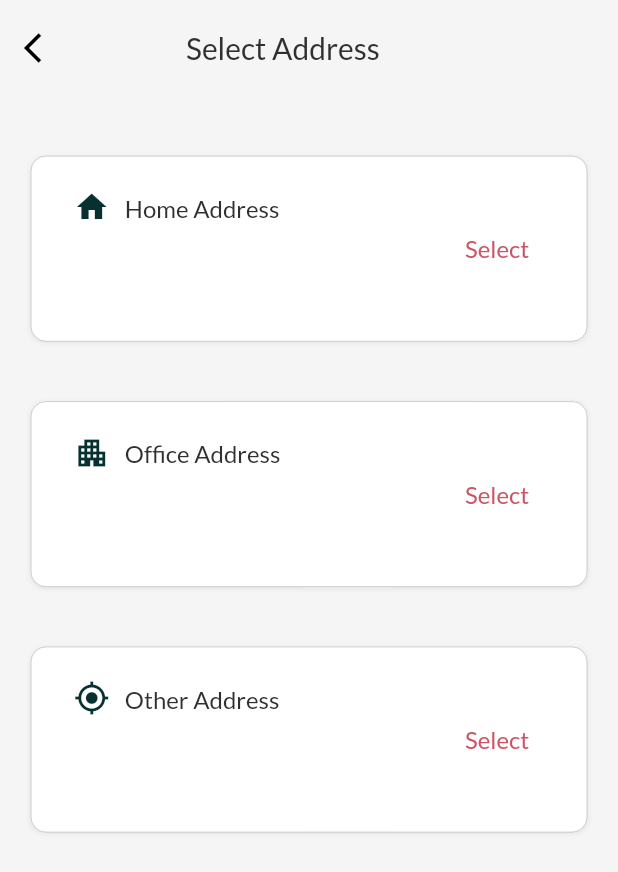
After one commit to pratit989/Rinse, a Flutter app: the AddressSelectionWidget screen opened directly, on a phone screen of 412 x 824 dp. The commit adds this screen. Shown: the top 872 px of the screen. Run offline on Flutter 3.47's test engine with Material 2 defaults, Android fonts, the phone set to English and light mode, and no system bars; our stand-ins replace auto_size_text, built_collection, built_value, cloud_firestore, easy_debounce, firebase_auth and 13 more; missing offline and left inert: json_path; accounts and stored records are empty; generated files the repository leaves out were written again.

Commit message:
Added address_selection.dart capability.

```diff
--- a/lib/add_address/add_address_widget.dart
+++ b/lib/add_address/add_address_widget.dart
@@ -1,5 +1,3 @@
-import 'package:provider/provider.dart';
-
 import '../auth/auth_util.dart';
 import '../backend/backend.dart';
 import '../current_location/current_location_widget.dart';
--- /dev/null
+++ b/lib/address_selection/address_selection.dart
@@ -0,0 +1,415 @@
+import '../components/date_button_widget.dart';
+import '../components/service_selector_widget.dart';
+import '../components/time_slot_buttons_widget.dart';
+import '../customer_order_details/customer_order_details_widget.dart';
+import '../flutter_flow/flutter_flow_theme.dart';
+import '../flutter_flow/flutter_flow_util.dart';
+import '../flutter_flow/flutter_flow_widgets.dart';
+import 'package:flutter/material.dart';
+import 'package:google_fonts/google_fonts.dart';
+
+class AddressSelectionWidget extends StatefulWidget {
+  const AddressSelectionWidget({Key key}) : super(key: key);
+
+  @override
+  _AddressSelectionWidgetState createState() => _AddressSelectionWidgetState();
+}
+
+class _AddressSelectionWidgetState extends State<AddressSelectionWidget> {
+  final scaffoldKey = GlobalKey<ScaffoldState>();
+
+  @override
+  void initState() {
+    super.initState();
+  }
+
+  @override
+  Widget build(BuildContext context) {
+    return Scaffold(
+      key: scaffoldKey,
+      backgroundColor: Color(0xFFF5F5F5),
+      body: SafeArea(
+        child: Column(
+          mainAxisSize: MainAxisSize.max,
+          mainAxisAlignment: MainAxisAlignment.start,
+          children: [
+            Padding(
+              padding: EdgeInsetsDirectional.fromSTEB(0, 20, 0, 20),
+              child: Row(
+                mainAxisSize: MainAxisSize.max,
+                children: [
+                  Padding(
+                    padding: EdgeInsetsDirectional.fromSTEB(10, 0, 50, 0),
+                    child: InkWell(
+                      onTap: () async {
+                        Navigator.pop(context);
+                      },
+                      child: Icon(
+                        Icons.arrow_back_ios_sharp,
+                        color: Colors.black,
+                        size: 24,
+                      ),
+                    ),
+                  ),
+                  Align(
+                    alignment: AlignmentDirectional(0, 0),
+                    child: Padding(
+                      padding: EdgeInsetsDirectional.fromSTEB(40, 0, 0, 0),
+                      child: Text(
+                        'Select Address',
+                        textAlign: TextAlign.center,
+                        style: FlutterFlowTheme.title3,
+                      ),
+                    ),
+                  ),
+                ],
+              ),
+            ),
+            Padding(
+              padding: const EdgeInsetsDirectional.fromSTEB(0, 40, 0, 20),
+              child: Container(
+                width: MediaQuery.of(context).size.width * 0.9,
+                height: MediaQuery.of(context).size.height * 0.15,
+                decoration: BoxDecoration(
+                  color: Colors.white,
+                  boxShadow: [
+                    BoxShadow(
+                      blurRadius: 2,
+                      color: Color(0x12000000),
+                      offset: Offset(0, 1),
+                      spreadRadius: 0,
+                    )
+                  ],
+                  borderRadius: BorderRadius.circular(10),
+                  border: Border.all(
+                    color: Color(0xFF707070),
+                    width: 0.2,
+                  ),
+                ),
+                child: Padding(
+                  padding: EdgeInsetsDirectional.fromSTEB(10, 10, 10, 10),
+                  child: Row(
+                    mainAxisSize: MainAxisSize.max,
+                    mainAxisAlignment: MainAxisAlignment.center,
+                    children: [
+                      Padding(
+                        padding: EdgeInsetsDirectional.fromSTEB(0, 10, 10, 0),
+                        child: Column(
+                          mainAxisSize: MainAxisSize.max,
+                          mainAxisAlignment: MainAxisAlignment.start,
+                          crossAxisAlignment: CrossAxisAlignment.end,
+                          children: [
+                            Padding(
+                              padding: EdgeInsetsDirectional.fromSTEB(0, 2, 0, 0),
+                              child: Icon(
+                                Icons.home_sharp,
+                                color: FlutterFlowTheme.primaryColor,
+                                size: 24,
+                              ),
+                            ),
+                          ],
+                        ),
+                      ),
+                      Padding(
+                        padding: EdgeInsetsDirectional.fromSTEB(0, 10, 0, 0),
+                        child: Column(
+                          mainAxisSize: MainAxisSize.max,
+                          mainAxisAlignment: MainAxisAlignment.start,
+                          crossAxisAlignment: CrossAxisAlignment.start,
+                          children: [
+                            Padding(
+                              padding: EdgeInsetsDirectional.fromSTEB(0, 5, 0, 5),
+                              child: Text(
+                                'Home Address',
+                                textAlign: TextAlign.start,
+                                style: FlutterFlowTheme.title3.override(
+                                  fontFamily: 'Lato',
+                                  fontSize: 16,
+                                ),
+                              ),
+                            ),
+                            Container(
+                              width: MediaQuery.of(context).size.width*0.4,
+                              child: Padding(
+                                padding: EdgeInsetsDirectional.fromSTEB(0, 7, 0, 0),
+                                child: Text(
+                                  FFAppState().homeAddress.replaceAll(' |', '') ?? '',
+                                  style: FlutterFlowTheme.bodyText1.override(
+                                    fontFamily: 'Lato',
+                                    color: Color(0xE5494949),
+                                    fontSize: 12,
+                                    fontWeight: FontWeight.w500,
+                                  ),
+                                ),
+                              ),
+                            ),
+                          ],
+                        ),
+                      ),
+                      InkWell(
+                        onTap: () {
+                          FFAppState().deliveryAddress = FFAppState().homeAddress.replaceAll(' |', '');
+                          Navigator.pop(context);
+                        },
+                        child: Padding(
+                          padding: EdgeInsetsDirectional.fromSTEB(60, 0, 10, 0),
+                          child: Column(
+                            mainAxisSize: MainAxisSize.max,
+                            mainAxisAlignment: MainAxisAlignment.spaceEvenly,
+                            crossAxisAlignment: CrossAxisAlignment.start,
+                            children: [
+                              Padding(
+                                padding: EdgeInsetsDirectional.fromSTEB(2, 0, 0, 0),
+                                child: Text(
+                                  'Select',
+                                  style: FlutterFlowTheme.bodyText1.override(
+                                    fontFamily: 'Lato',
+                                    color: FlutterFlowTheme.secondaryColor,
+                                    fontSize: 16,
+                                    fontWeight: FontWeight.w500,
+                                  ),
+                                ),
+                              ),
+                            ],
+                          ),
+                        ),
+                      ),
+                    ],
+                  ),
+                ),
+              ),
+            ),
+            Padding(
+              padding: const EdgeInsetsDirectional.fromSTEB(0, 20, 0, 20),
+              child: Container(
+                width: MediaQuery.of(context).size.width * 0.9,
+                height: MediaQuery.of(context).size.height * 0.15,
+                decoration: BoxDecoration(
+                  color: Colors.white,
+                  boxShadow: [
+                    BoxShadow(
+                      blurRadius: 2,
+                      color: Color(0x12000000),
+                      offset: Offset(0, 1),
+                      spreadRadius: 0,
+                    )
+                  ],
+                  borderRadius: BorderRadius.circular(10),
+                  border: Border.all(
+                    color: Color(0xFF707070),
+                    width: 0.2,
+                  ),
+                ),
+                child: Padding(
+                  padding: EdgeInsetsDirectional.fromSTEB(10, 10, 10, 10),
+                  child: Row(
+                    mainAxisSize: MainAxisSize.max,
+                    mainAxisAlignment: MainAxisAlignment.center,
+                    children: [
+                      Padding(
+                        padding: EdgeInsetsDirectional.fromSTEB(0, 10, 10, 0),
+                        child: Column(
+                          mainAxisSize: MainAxisSize.max,
+                          mainAxisAlignment: MainAxisAlignment.start,
+                          crossAxisAlignment: CrossAxisAlignment.end,
+                          children: [
+                            Padding(
+                              padding: EdgeInsetsDirectional.fromSTEB(0, 2, 0, 0),
+                              child: Icon(
+                                Icons.apartment_sharp,
+                                color: FlutterFlowTheme.primaryColor,
+                                size: 24,
+                              ),
+                            ),
+                          ],
+                        ),
+                      ),
+                      Padding(
+                        padding: EdgeInsetsDirectional.fromSTEB(0, 10, 0, 0),
+                        child: Column(
+                          mainAxisSize: MainAxisSize.max,
+                          mainAxisAlignment: MainAxisAlignment.start,
+                          crossAxisAlignment: CrossAxisAlignment.start,
+                          children: [
+                            Padding(
+                              padding: EdgeInsetsDirectional.fromSTEB(0, 5, 0, 5),
+                              child: Text(
+                                'Office Address',
+                                textAlign: TextAlign.start,
+                                style: FlutterFlowTheme.title3.override(
+                                  fontFamily: 'Lato',
+                                  fontSize: 16,
+                                ),
+                              ),
+                            ),
+                            Container(
+                              width: MediaQuery.of(context).size.width*0.4,
+                              child: Padding(
+                                padding: EdgeInsetsDirectional.fromSTEB(0, 7, 0, 0),
+                                child: Text(
+                                  FFAppState().officeAddress.replaceAll(' |', '') ?? '',
+                                  style: FlutterFlowTheme.bodyText1.override(
+                                    fontFamily: 'Lato',
+                                    color: Color(0xE5494949),
+                                    fontSize: 12,
+                                    fontWeight: FontWeight.w500,
+                                  ),
+                                ),
+                              ),
+                            ),
+                          ],
+                        ),
+                      ),
+                      InkWell(
+                        onTap: () {
+                          FFAppState().deliveryAddress = FFAppState().officeAddress.replaceAll(' |', '');
+                          Navigator.pop(context);
+                        },
+                        child: Padding(
+                          padding: EdgeInsetsDirectional.fromSTEB(60, 0, 10, 0),
+                          child: Column(
+                            mainAxisSize: MainAxisSize.max,
+                            mainAxisAlignment: MainAxisAlignment.spaceEvenly,
+                            crossAxisAlignment: CrossAxisAlignment.start,
+                            children: [
+                              Padding(
+                                padding: EdgeInsetsDirectional.fromSTEB(2, 0, 0, 0),
+                                child: Text(
+                                  'Select',
+                                  style: FlutterFlowTheme.bodyText1.override(
+                                    fontFamily: 'Lato',
+                                    color: FlutterFlowTheme.secondaryColor,
+                                    fontSize: 16,
+                                    fontWeight: FontWeight.w500,
+                                  ),
+                                ),
+                              ),
+                            ],
+                          ),
+                        ),
+                      ),
+                    ],
+                  ),
+                ),
+              ),
+            ),
+            Padding(
+              padding: const EdgeInsetsDirectional.fromSTEB(0, 20, 0, 20),
+              child: Container(
+                width: MediaQuery.of(context).size.width * 0.9,
+                height: MediaQuery.of(context).size.height * 0.15,
+                decoration: BoxDecoration(
+                  color: Colors.white,
+                  boxShadow: [
+                    BoxShadow(
+                      blurRadius: 2,
+                      color: Color(0x12000000),
+                      offset: Offset(0, 1),
+                      spreadRadius: 0,
+                    )
+                  ],
+                  borderRadius: BorderRadius.circular(10),
+                  border: Border.all(
+                    color: Color(0xFF707070),
+                    width: 0.2,
+                  ),
+                ),
+                child: Padding(
+                  padding: EdgeInsetsDirectional.fromSTEB(10, 10, 10, 10),
+                  child: Row(
+                    mainAxisSize: MainAxisSize.max,
+                    mainAxisAlignment: MainAxisAlignment.center,
+                    children: [
+                      Padding(
+                        padding: EdgeInsetsDirectional.fromSTEB(0, 10, 10, 0),
+                        child: Column(
+                          mainAxisSize: MainAxisSize.max,
+                          mainAxisAlignment: MainAxisAlignment.start,
+                          crossAxisAlignment: CrossAxisAlignment.end,
+                          children: [
+                            Padding(
+                              padding: EdgeInsetsDirectional.fromSTEB(0, 2, 0, 0),
+                              child: Icon(
+                                Icons.my_location,
+                                color: FlutterFlowTheme.primaryColor,
+                                size: 24,
+                              ),
+                            ),
+                          ],
+                        ),
+                      ),
+                      Padding(
+                        padding: EdgeInsetsDirectional.fromSTEB(0, 10, 0, 0),
+                        child: Column(
+                          mainAxisSize: MainAxisSize.max,
+                          mainAxisAlignment: MainAxisAlignment.start,
+                          crossAxisAlignment: CrossAxisAlignment.start,
+                          children: [
+                            Padding(
+                              padding: EdgeInsetsDirectional.fromSTEB(0, 5, 0, 5),
+                              child: Text(
+                                'Other Address',
+                                textAlign: TextAlign.start,
+                                style: FlutterFlowTheme.title3.override(
+                                  fontFamily: 'Lato',
+                                  fontSize: 16,
+                                ),
+                              ),
+                            ),
+                            Container(
+                              width: MediaQuery.of(context).size.width*0.4,
+                              child: Padding(
+                                padding: EdgeInsetsDirectional.fromSTEB(0, 7, 0, 0),
+                                child: Text(
+                                  FFAppState().homeAddress.replaceAll(' |', '') ?? '',
+                                  style: FlutterFlowTheme.bodyText1.override(
+                                    fontFamily: 'Lato',
+                                    color: Color(0xE5494949),
+                                    fontSize: 12,
+                                    fontWeight: FontWeight.w500,
+                                  ),
+                                ),
+                              ),
+                            ),
+                          ],
+                        ),
+                      ),
+                      InkWell(
+                        onTap: () {
+                          FFAppState().deliveryAddress = FFAppState().otherAddress.replaceAll(' |', '');
+                          Navigator.pop(context);
+                        },
+                        child: Padding(
+                          padding: EdgeInsetsDirectional.fromSTEB(60, 0, 10, 0),
+                          child: Column(
+                            mainAxisSize: MainAxisSize.max,
+                            mainAxisAlignment: MainAxisAlignment.spaceEvenly,
+                            crossAxisAlignment: CrossAxisAlignment.start,
+                            children: [
+                              Padding(
+                                padding: EdgeInsetsDirectional.fromSTEB(2, 0, 0, 0),
+                                child: Text(
+                                  'Select',
+                                  style: FlutterFlowTheme.bodyText1.override(
+                                    fontFamily: 'Lato',
+                                    color: FlutterFlowTheme.secondaryColor,
+                                    fontSize: 16,
+                                    fontWeight: FontWeight.w500,
+                                  ),
+                                ),
+                              ),
+                            ],
+                          ),
+                        ),
+                      ),
+                    ],
+                  ),
+                ),
+              ),
+            ),
+          ],
+        ),
+      ),
+    );
+  }
+}
--- a/lib/app_state.dart
+++ b/lib/app_state.dart
@@ -46,6 +46,8 @@ class FFAppState {
 
   String serviceSelected = '';
 
+  String deliveryAddress = '';
+
   Map<int, List<dynamic>> cleaningPressingCartItems = {};
 
   Map<int, List<dynamic>> pressingCartItems = {};
--- a/lib/current_location/current_location_widget.dart
+++ b/lib/current_location/current_location_widget.dart
@@ -5,7 +5,6 @@ import '../flutter_flow/flutter_flow_theme.dart';
 import '../flutter_flow/flutter_flow_util.dart';
 import 'package:flutter/material.dart';
 import 'package:google_fonts/google_fonts.dart';
-import 'package:provider/provider.dart';
 
 class CurrentLocationWidget extends StatefulWidget {
   const CurrentLocationWidget({
--- a/lib/schedule_pickup/schedule_pickup_widget.dart
+++ b/lib/schedule_pickup/schedule_pickup_widget.dart
@@ -1,3 +1,5 @@
+import 'package:rinse/address_selection/address_selection.dart';
+
 import '../components/date_button_widget.dart';
 import '../components/service_selector_widget.dart';
 import '../components/time_slot_buttons_widget.dart';
@@ -131,10 +133,12 @@ class _SchedulePickupWidgetState extends State<SchedulePickupWidget> {
                               ),
                             ),
                           ),
-                          Padding(
+                          Container(
+                            width: MediaQuery.of(context).size.width*0.4,
+                            child: Padding(
                               padding: EdgeInsetsDirectional.fromSTEB(0, 7, 0, 0),
                               child: Text(
-                              FFAppState().homeAddress ?? 'Satsang Tower Near XYZ\nRoad no. 12 Xyz .\nChembur - 400071',
+                                FFAppState().deliveryAddress != '' ? FFAppState().deliveryAddress : FFAppState().homeAddress.replaceAll(' |', '') ?? 'Satsang Tower Near XYZ\nRoad no. 12 Xyz .\nChembur - 400071',
                                 style: FlutterFlowTheme.bodyText1.override(
                                   fontFamily: 'Lato',
                                   color: Color(0xE5494949),
@@ -143,11 +147,14 @@ class _SchedulePickupWidgetState extends State<SchedulePickupWidget> {
                                 ),
                               ),
                             ),
+                          ),
                         ],
                       ),
                     ),
-                    Padding(
-                      padding: EdgeInsetsDirectional.fromSTEB(70, 0, 0, 0),
+                    InkWell(
+                      onTap: () => Navigator.push(context, MaterialPageRoute(builder: (context) => AddressSelectionWidget())).then((value) => setState(() {})),
+                      child: Padding(
+                        padding: EdgeInsetsDirectional.fromSTEB(60, 0, 10, 0),
                         child: Column(
                           mainAxisSize: MainAxisSize.max,
                           mainAxisAlignment: MainAxisAlignment.spaceEvenly,
@@ -166,6 +173,7 @@ class _SchedulePickupWidgetState extends State<SchedulePickupWidget> {
                               ),
                             ),
                           ],
+                        ),
                       ),
                     ),
                   ],
```
Lines whose indentation alone changed are shown as unchanged.
